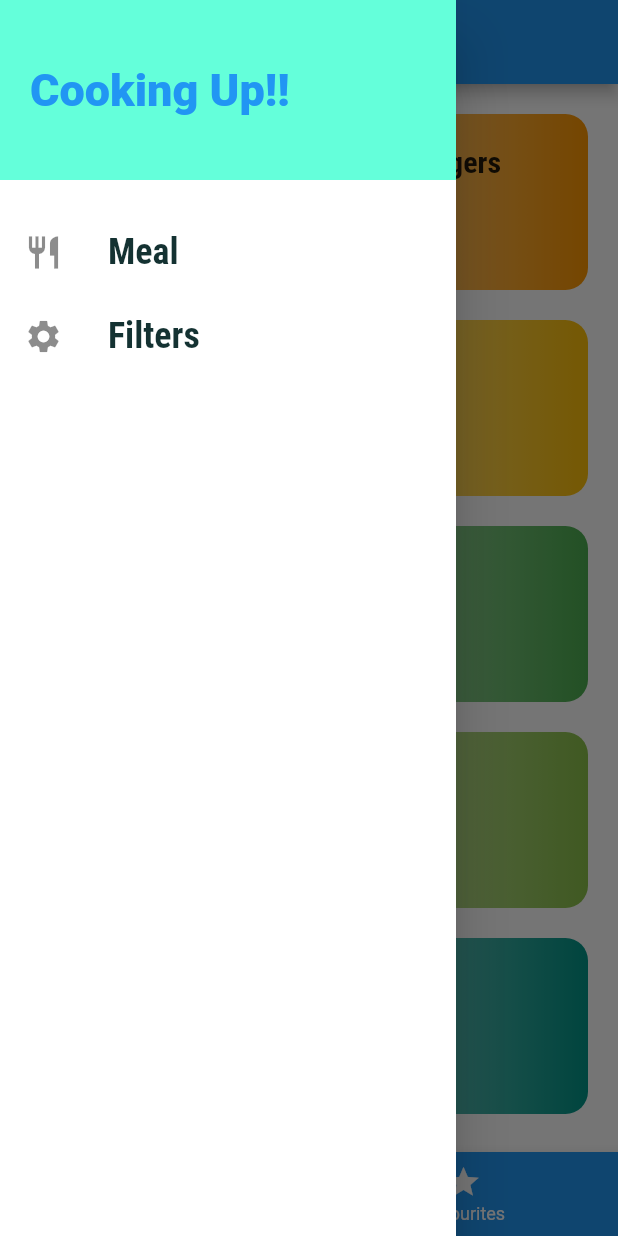
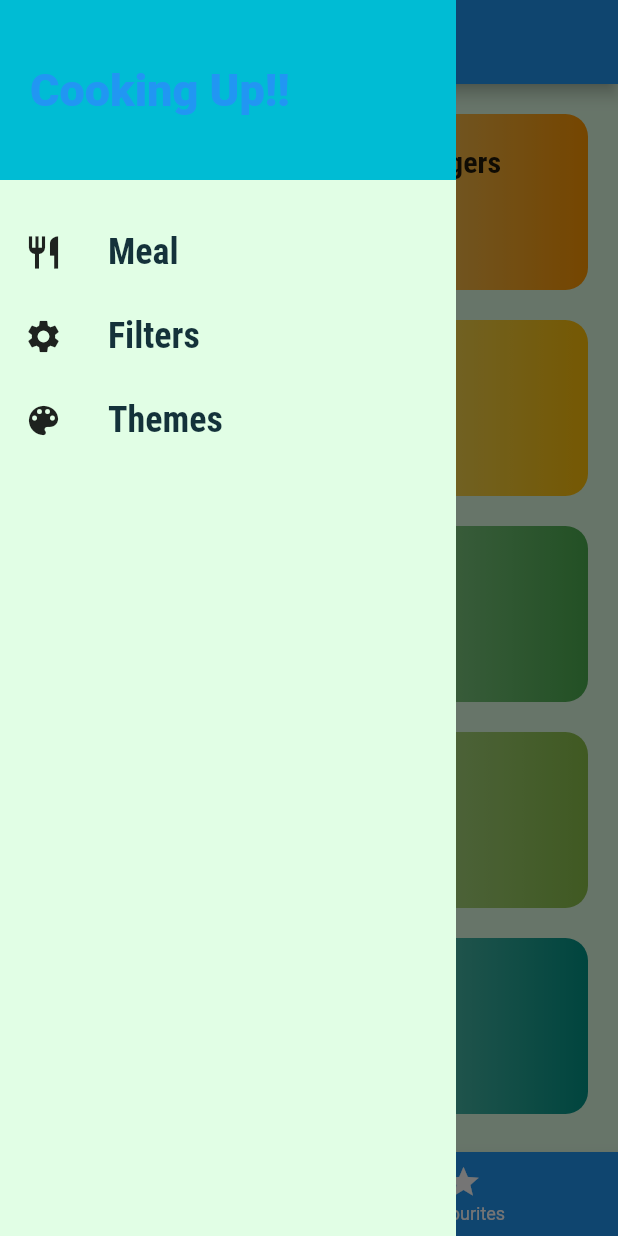
Before and after one commit to Nayrakhaled/meal_app-flutter, a Flutter app: the screen it shows after launch, with the side drawer open, on a phone screen of 412 x 824 dp. Run offline on Flutter 3.47's test engine with Material 2 defaults, Android fonts, the phone set to English and light mode, and no system bars; our stand-ins replace flutter_colorpicker, shared_preferences.

Commit message:
Themes(light, dark, any color)

```diff
--- a/lib/main.dart
+++ b/lib/main.dart
@@ -1,38 +1,77 @@
 import 'package:flutter/material.dart';
 import 'package:meal_app/providers/meal_provider.dart';
+import 'package:meal_app/providers/theme_provider.dart';
 import 'package:meal_app/screen/CategoryDetailScreen.dart';
 import 'package:meal_app/screen/CategoryScreen.dart';
 import 'package:meal_app/screen/FilterScreen.dart';
 import 'package:meal_app/screen/MealDetailScreen.dart';
 import 'package:meal_app/screen/TabBottom.dart';
+import 'package:meal_app/screen/ThemesScreen.dart';
 import 'package:provider/provider.dart';
 
 void main() {
-  runApp(ChangeNotifierProvider<MealProvider>(
-    create: (ctx) => MealProvider(),
-    child: MyApp(),
-  ));
+  runApp(
+    MultiProvider(
+      providers: [
+        ChangeNotifierProvider<MealProvider>(
+          create: (ctx) => MealProvider(),
+        ),
+        ChangeNotifierProvider<ThemeProvider>(
+          create: (ctx) => ThemeProvider(),
+        )
+      ],
+      child: MyApp(),
+    ),
+  );
 }
 
 class MyApp extends StatelessWidget {
   @override
   Widget build(BuildContext context) {
+    var primaryColor = Provider.of<ThemeProvider>(context, listen: true).primaryColor;
+    var accentColor = Provider.of<ThemeProvider>(context, listen: true).accentColor;
+    var theme = Provider.of<ThemeProvider>(context, listen: true).theme;
+
     return MaterialApp(
       title: 'Flutter Demo',
       debugShowCheckedModeBanner: false,
+      themeMode: theme,
       theme: ThemeData(
-        primaryColor: Colors.blue,
-        accentColor: Colors.tealAccent,
-        canvasColor: Colors.white,
+        primaryColor: primaryColor,
+        accentColor: accentColor,
+        canvasColor: Color.fromRGBO(225, 254, 229, 1),
+        fontFamily: "Raleway",
+        buttonColor: Colors.black87,
+        cardColor: Colors.white,
+        shadowColor: Colors.white60,
         textTheme: ThemeData.light().textTheme.copyWith(
-              body1: TextStyle(
-                color: Color.fromRGBO(20, 50, 50, 1),
+              bodyText1: TextStyle(
+                color: Color.fromRGBO(20, 50, 58, 1),
               ),
-              body2: TextStyle(
-                color: Color.fromRGBO(20, 50, 50, 1),
+              headline6: TextStyle(
+                fontSize: 20,
+                color: Colors.black87,
+                fontFamily: 'RobotoCondensed',
+                fontWeight: FontWeight.bold,
               ),
-              title: TextStyle(
+            ),
+      ),
+      darkTheme: ThemeData(
+        primaryColor: primaryColor,
+        accentColor: accentColor,
+        canvasColor: Color.fromRGBO(14, 22, 33, 1),
+        fontFamily: "Raleway",
+        buttonColor: Colors.white70,
+        unselectedWidgetColor: Colors.white70,
+        cardColor: Color.fromRGBO(35, 34, 39, 1),
+        shadowColor: Colors.white60,
+        textTheme: ThemeData.dark().textTheme.copyWith(
+              bodyText1: TextStyle(
+                color: Colors.white60,
+              ),
+              headline6: TextStyle(
                 fontSize: 20,
+                color: Colors.white60,
                 fontFamily: 'RobotoCondensed',
                 fontWeight: FontWeight.bold,
               ),
@@ -43,6 +82,7 @@ class MyApp extends StatelessWidget {
         CategoryDetailScreen.routeName: (context) => CategoryDetailScreen(),
         MealDetailScreen.routeName: (context) => MealDetailScreen(),
         FilterScreen.routeName: (context) => FilterScreen(),
+        ThemesScreen.routeName: (context) => ThemesScreen(),
       },
       // home: MyHomePage(),
     );
--- a/lib/screen/CategoryDetailScreen.dart
+++ b/lib/screen/CategoryDetailScreen.dart
@@ -18,14 +18,14 @@ class _CategoryDetailScreenState extends State<CategoryDetailScreen> {
 
   @override
   void didChangeDependencies() {
-    final List<Meal> _availiableMeals = Provider.of<MealProvider>(context, listen: true).availiableMeals;
+    final List<Meal> _availableMeals = Provider.of<MealProvider>(context, listen: true).availableMeals;
     final routeArg =
         ModalRoute.of(context).settings.arguments as Map<String, String>;
     final categoryId = routeArg['id'];
     categoryTitle = routeArg['title'];
     // dah 3l4an 2laf 3la fol 2ly fy el dummy meal wa
     // 24of el category hwa ely ana dos 3l3h wla l2
-    categoryMeals = _availiableMeals.where((meal) {
+    categoryMeals = _availableMeals.where((meal) {
       return meal.categories.contains(categoryId);
     }).toList();
   }
--- a/lib/screen/TabBottom.dart
+++ b/lib/screen/TabBottom.dart
@@ -1,8 +1,10 @@
 import 'package:flutter/material.dart';
 import 'package:meal_app/module/Meal.dart';
+import 'package:meal_app/providers/meal_provider.dart';
 import 'package:meal_app/screen/CategoryScreen.dart';
 import 'package:meal_app/screen/FavuriteScreen.dart';
 import 'package:meal_app/widget/MainDrawer.dart';
+import 'package:provider/provider.dart';
 
 class TabBottom extends StatefulWidget {
   @override
@@ -15,6 +17,7 @@ class _TabBottomState extends State<TabBottom> {
 
   @override
   void initState() {
+    Provider.of<MealProvider>(context, listen: false).getFilterData();
     _listPage = [
       {"page": CategoryScreen(), "title": "Categories"},
       {"page": FavoriteScreen(), "title": "Your Favourites"}
--- a/lib/widget/MainDrawer.dart
+++ b/lib/widget/MainDrawer.dart
@@ -1,17 +1,20 @@
 import 'package:flutter/material.dart';
 import 'package:meal_app/screen/FilterScreen.dart';
+import 'package:meal_app/screen/ThemesScreen.dart';
 
 class MainDrawer extends StatelessWidget {
-  Widget buildListTilte(String title, IconData icon, Function Tab) {
+  Widget buildListTitle(String title, IconData icon, Function Tab, BuildContext ctx) {
     return ListTile(
       leading: Icon(
         icon,
+        color: Theme.of(ctx).buttonColor,
         size: 26,
       ),
       title: Text(
         title,
         style: TextStyle(
           fontSize: 24,
+          color: Theme.of(ctx).textTheme.bodyText1.color,
           fontFamily: 'RobotoCondensed',
           fontWeight: FontWeight.bold,
         ),
@@ -23,6 +26,7 @@ class MainDrawer extends StatelessWidget {
   @override
   Widget build(BuildContext context) {
     return Drawer(
+      elevation: 0,
       child: Column(
         children: [
           Container(
@@ -39,8 +43,9 @@ class MainDrawer extends StatelessWidget {
                 )),
           ),
           SizedBox(height: 20),
-          buildListTilte("Meal", Icons.restaurant, (){Navigator.of(context).pushReplacementNamed('/');}),
-          buildListTilte("Filters", Icons.settings, (){Navigator.of(context).pushReplacementNamed(FilterScreen.routeName);}),
+          buildListTitle("Meal", Icons.restaurant, (){Navigator.of(context).pushReplacementNamed('/');},context),
+          buildListTitle("Filters", Icons.settings, (){Navigator.of(context).pushReplacementNamed(FilterScreen.routeName);}, context),
+          buildListTitle("Themes", Icons.color_lens, (){Navigator.of(context).pushReplacementNamed(ThemesScreen.routeName);}, context),
         ],
       ),
     );
--- a/lib/widget/MealIteam.dart
+++ b/lib/widget/MealIteam.dart
@@ -110,21 +110,21 @@ class MealItem extends StatelessWidget {
                 children: [
                   Row(
                     children: [
-                      Icon(Icons.schedule),
+                      Icon(Icons.schedule, color: Theme.of(context).buttonColor,),
                       SizedBox(width: 6,),
                       Text("$duration min"),
                     ],
                   ),
                   Row(
                     children: [
-                      Icon(Icons.work),
+                      Icon(Icons.work, color: Theme.of(context).buttonColor,),
                       SizedBox(width: 6,),
                       Text("$complexityText"),
                     ],
                   ),
                   Row(
                     children: [
-                      Icon(Icons.attach_money),
+                      Icon(Icons.attach_money, color: Theme.of(context).buttonColor,),
                       SizedBox(width: 6,),
                       Text("$affordabilityText"),
                     ],
--- a/pubspec.yaml
+++ b/pubspec.yaml
@@ -24,6 +24,8 @@ dependencies:
   flutter:
     sdk: flutter
   provider:
+  shared_preferences:
+  flutter_colorpicker:
 
 
   # The following adds the Cupertino Icons font to your application.
```
Also changed, not shown: lib/providers/meal_provider.dart (+38 -8 lines), lib/providers/theme_provider.dart (added, +36 -0 lines), lib/screen/FilterScreen.dart (+32 -39 lines), lib/screen/MealDetailScreen.dart (+18 -14 lines), lib/screen/ThemesScreen.dart (added, +103 -0 lines), pubspec.lock.
